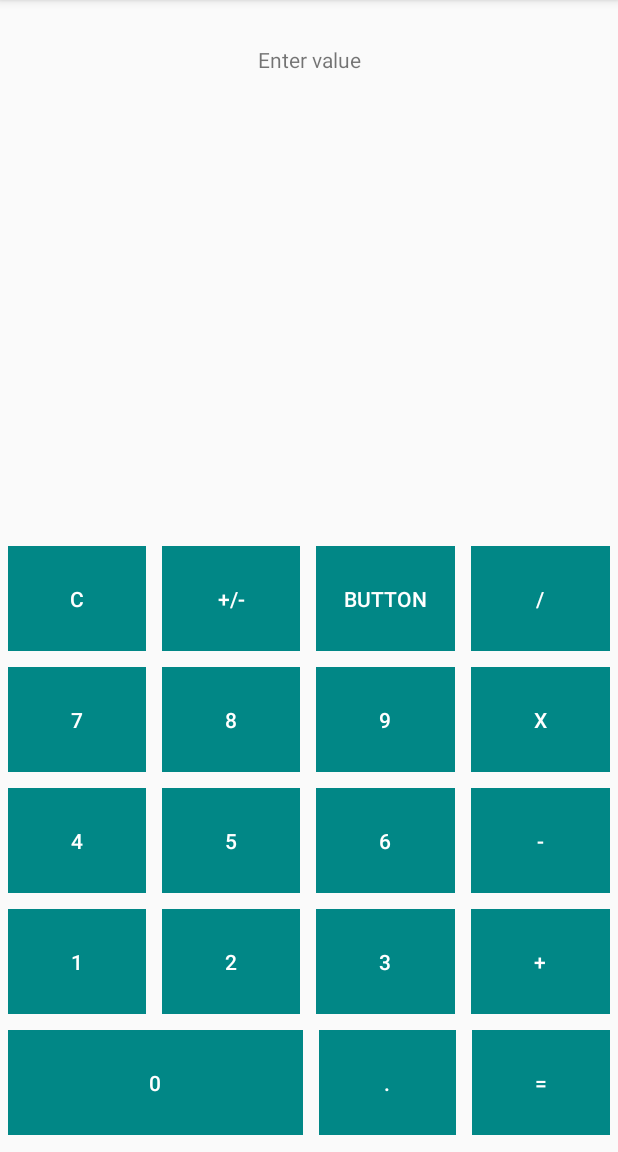
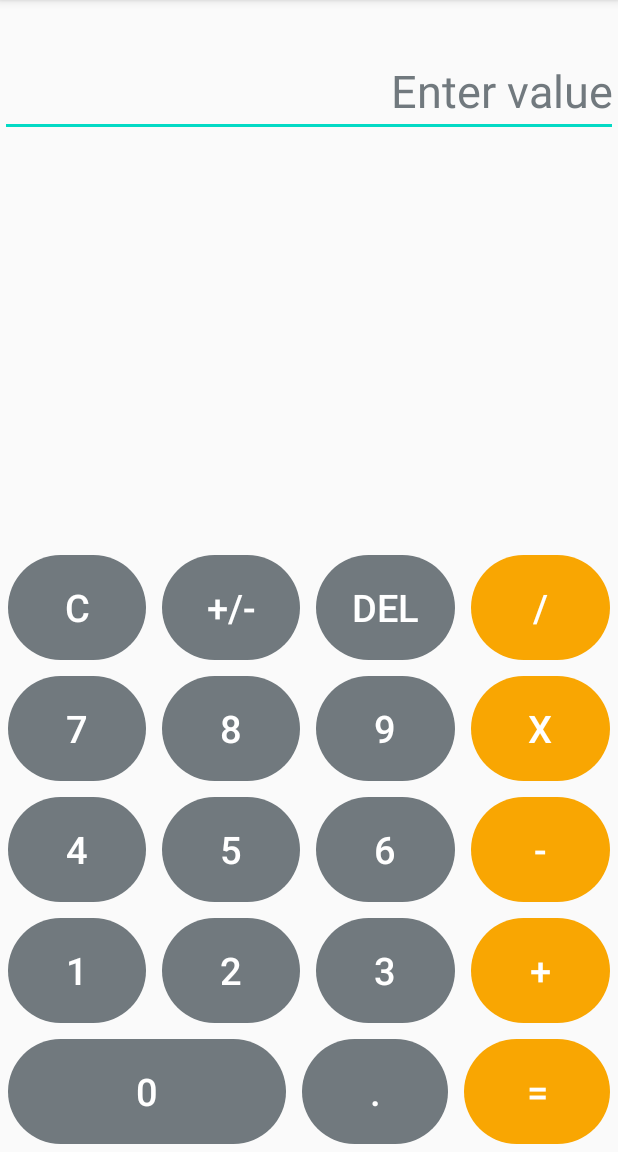
Before and after one commit to Muhammad-Subhan-Ansari/Calculator-app, an Android app: the screen it shows after launch (MainActivity), on a phone screen of 412 x 824 dp, the part 84-1236 px from its top. Run offline under Robolectric (Android 15) with nearby library versions, the phone set to English and light mode, and no system bars.

Commit message:
Final layout

```diff
--- a/app/src/main/res/drawable/circle.xml
+++ b/app/src/main/res/drawable/circle.xml
@@ -3,8 +3,8 @@
 
     <item>
         <shape android:shape="rectangle">
-            <corners android:radius="0dp"/>
-            <solid android:color="@color/teal_700"/>
+            <corners android:radius="50dp"/>
+            <solid android:color="#71797E"/>
         </shape>
     </item>
 
--- a/app/src/main/res/layout/activity_main.xml
+++ b/app/src/main/res/layout/activity_main.xml
@@ -11,7 +11,7 @@
         android:layout_height="wrap_content"
         app:layout_constraintBottom_toBottomOf="parent"
         app:layout_constraintTop_toBottomOf="@+id/textView"
-        app:layout_constraintVertical_bias="0.98"
+        app:layout_constraintVertical_bias="1.0"
         tools:layout_editor_absoluteX="1dp">
 
         <TableRow
@@ -27,7 +27,8 @@
                 android:layout_weight="1"
                 android:background="@drawable/circle"
                 android:text="@string/clear"
-                android:textColor="@color/white" />
+                android:textColor="@color/white"
+                android:textSize="25sp" />
 
             <Button
                 android:id="@+id/plusMinusBTN"
@@ -38,7 +39,8 @@
                 android:layout_weight="1"
                 android:background="@drawable/circle"
                 android:text="@string/plusMinus"
-                android:textColor="@color/white" />
+                android:textColor="@color/white"
+                android:textSize="25sp" />
 
             <Button
                 style="@style/Widget.AppCompat.Button.Borderless"
@@ -47,8 +49,9 @@
                 android:layout_margin="5dp"
                 android:layout_weight="1"
                 android:background="@drawable/circle"
-                android:text="Button"
-                android:textColor="@color/white" />
+                android:text="@string/backSpace"
+                android:textColor="@color/white"
+                android:textSize="25sp" />
 
             <Button
                 android:id="@+id/divideBTN"
@@ -58,8 +61,10 @@
                 android:layout_margin="5dp"
                 android:layout_weight="1"
                 android:background="@drawable/circle"
+                android:backgroundTint="#F9A602"
                 android:text="@string/divide"
-                android:textColor="@color/white" />
+                android:textColor="@color/white"
+                android:textSize="25sp" />
         </TableRow>
 
         <TableRow
@@ -75,7 +80,8 @@
                 android:layout_weight="1"
                 android:background="@drawable/circle"
                 android:text="@string/seven"
-                android:textColor="@color/white" />
+                android:textColor="@color/white"
+                android:textSize="25sp" />
 
             <Button
                 android:id="@+id/eightBTN"
@@ -86,7 +92,8 @@
                 android:layout_weight="1"
                 android:background="@drawable/circle"
                 android:text="@string/eight"
-                android:textColor="@color/white" />
+                android:textColor="@color/white"
+                android:textSize="25sp" />
 
             <Button
                 android:id="@+id/nineBTN"
@@ -97,7 +104,8 @@
                 android:layout_weight="1"
                 android:background="@drawable/circle"
                 android:text="@string/nine"
-                android:textColor="@color/white" />
+                android:textColor="@color/white"
+                android:textSize="25sp" />
 
             <Button
                 android:id="@+id/multiplyBTN"
@@ -107,8 +115,10 @@
                 android:layout_margin="5dp"
                 android:layout_weight="1"
                 android:background="@drawable/circle"
+                android:backgroundTint="#F9A602"
                 android:text="@string/multiply"
-                android:textColor="@color/white" />
+                android:textColor="@color/white"
+                android:textSize="25sp" />
         </TableRow>
 
         <TableRow
@@ -124,7 +134,8 @@
                 android:layout_weight="1"
                 android:background="@drawable/circle"
                 android:text="@string/four"
-                android:textColor="@color/white" />
+                android:textColor="@color/white"
+                android:textSize="25sp" />
 
             <Button
                 android:id="@+id/fiveBTN"
@@ -135,7 +146,8 @@
                 android:layout_weight="1"
                 android:background="@drawable/circle"
                 android:text="@string/five"
-                android:textColor="@color/white" />
+                android:textColor="@color/white"
+                android:textSize="25sp" />
 
             <Button
                 android:id="@+id/sixBTN"
@@ -146,7 +158,8 @@
                 android:layout_weight="1"
                 android:background="@drawable/circle"
                 android:text="@string/six"
-                android:textColor="@color/white" />
+                android:textColor="@color/white"
+                android:textSize="25sp" />
 
             <Button
                 android:id="@+id/minusBTN"
@@ -156,8 +169,10 @@
                 android:layout_margin="5dp"
                 android:layout_weight="1"
                 android:background="@drawable/circle"
+                android:backgroundTint="#F9A602"
                 android:text="@string/minus"
-                android:textColor="@color/white" />
+                android:textColor="@color/white"
+                android:textSize="25sp" />
         </TableRow>
 
         <TableRow
@@ -173,7 +188,8 @@
                 android:layout_weight="1"
                 android:background="@drawable/circle"
                 android:text="@string/one"
-                android:textColor="@color/white" />
+                android:textColor="@color/white"
+                android:textSize="25sp" />
 
             <Button
                 android:id="@+id/twoBTN"
@@ -184,7 +200,8 @@
                 android:layout_weight="1"
                 android:background="@drawable/circle"
                 android:text="@string/two"
-                android:textColor="@color/white" />
+                android:textColor="@color/white"
+                android:textSize="25sp" />
 
             <Button
                 android:id="@+id/threeBTN"
@@ -195,7 +212,8 @@
                 android:layout_weight="1"
                 android:background="@drawable/circle"
                 android:text="@string/three"
-                android:textColor="@color/white" />
+                android:textColor="@color/white"
+                android:textSize="25sp" />
 
             <Button
                 android:id="@+id/plusBTN"
@@ -205,8 +223,10 @@
                 android:layout_margin="5dp"
                 android:layout_weight="1"
                 android:background="@drawable/circle"
+                android:backgroundTint="#F9A602"
                 android:text="@string/plus"
-                android:textColor="@color/white" />
+                android:textColor="@color/white"
+                android:textSize="25sp" />
         </TableRow>
 
         <TableRow
@@ -216,13 +236,14 @@
             <Button
                 android:id="@+id/zeroBTN"
                 style="@style/Widget.AppCompat.Button.Borderless"
-                android:layout_width="105dp"
+                android:layout_width="wrap_content"
                 android:layout_height="70dp"
                 android:layout_margin="5dp"
                 android:layout_weight="1"
                 android:background="@drawable/circle"
                 android:text="@string/zero"
-                android:textColor="@color/white" />
+                android:textColor="@color/white"
+                android:textSize="25sp" />
 
             <Button
                 android:id="@+id/pointBTN"
@@ -233,7 +254,8 @@
                 android:layout_weight="1"
                 android:background="@drawable/circle"
                 android:text="@string/point"
-                android:textColor="@color/white" />
+                android:textColor="@color/white"
+                android:textSize="25sp" />
 
             <Button
                 android:id="@+id/equalBTN"
@@ -243,18 +265,26 @@
                 android:layout_margin="5dp"
                 android:layout_weight="1"
                 android:background="@drawable/circle"
+                android:backgroundTint="#F9A602"
                 android:text="@string/equal"
-                android:textColor="@color/white" />
+                android:textColor="@color/white"
+                android:textSize="25sp" />
         </TableRow>
     </TableLayout>
 
-    <TextView
+    <EditText
         android:id="@+id/textView"
-        android:layout_width="wrap_content"
+        android:layout_width="0dp"
         android:layout_height="wrap_content"
         android:layout_marginTop="30dp"
+        android:importantForAutofill="no"
+        android:inputType="none"
         android:text="@string/display"
+        android:textAlignment="textEnd"
+        android:textColor="#71797E"
+        android:textSize="30sp"
         app:layout_constraintEnd_toEndOf="parent"
         app:layout_constraintStart_toStartOf="parent"
-        app:layout_constraintTop_toTopOf="parent" />
+        app:layout_constraintTop_toTopOf="parent"
+        tools:ignore="LabelFor" />
 </android.support.constraint.ConstraintLayout>
--- a/app/src/main/res/values/strings.xml
+++ b/app/src/main/res/values/strings.xml
@@ -21,7 +21,7 @@
     <string name="equal">=</string>
     <string name="point">.</string>
 
-    <string name="backSpace"> </string>
+    <string name="backSpace">del</string>
 
     <string name="display">Enter value</string>
 
```
